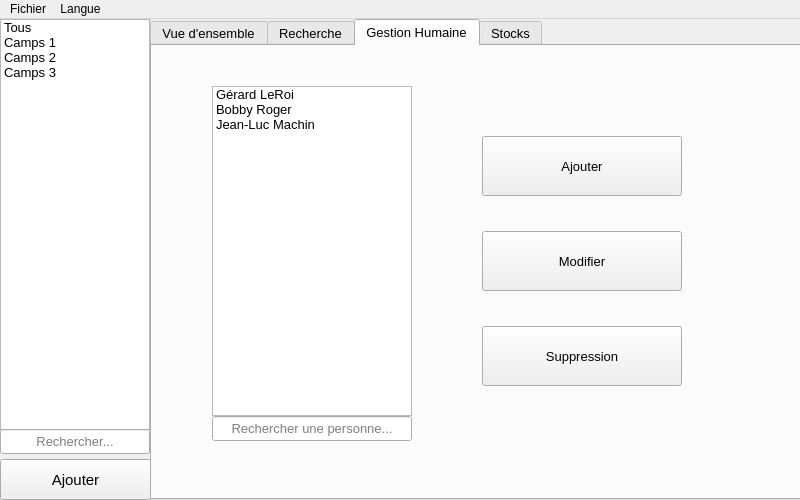
Above: mainwin.ui from limalayla/PadID_Humanitaire before the change. Below: the same form after it.
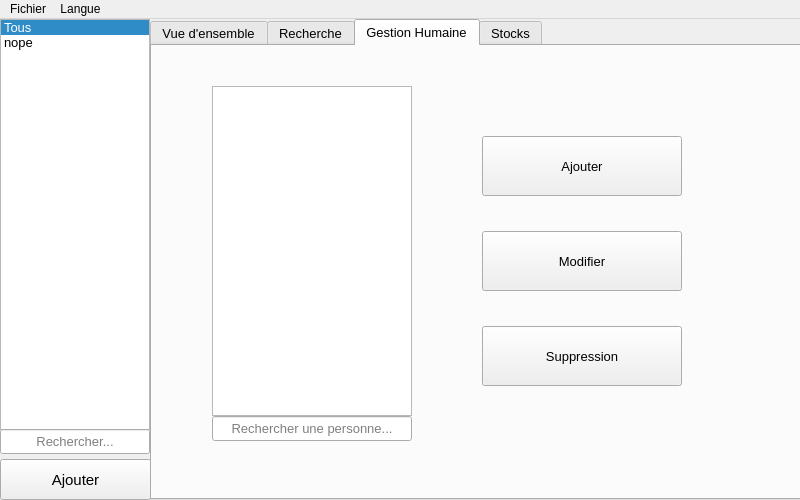
That is the form after the change. The open tabs and pages were chosen to show the change.

Diff of the .ui file:
```diff
--- a/mainwin.ui
+++ b/mainwin.ui
@@ -653,21 +653,6 @@
         <height>330</height>
        </rect>
       </property>
-      <item>
-       <property name="text">
-        <string>Gérard LeRoi</string>
-       </property>
-      </item>
-      <item>
-       <property name="text">
-        <string>Bobby Roger</string>
-       </property>
-      </item>
-      <item>
-       <property name="text">
-        <string>Jean-Luc Machin</string>
-       </property>
-      </item>
      </widget>
      <widget class="QPushButton" name="btn_gestionAjout">
       <property name="geometry">
@@ -1123,6 +1108,12 @@
       <pointsize>10</pointsize>
      </font>
     </property>
+    <property name="currentRow">
+     <number>0</number>
+    </property>
+    <property name="sortingEnabled">
+     <bool>false</bool>
+    </property>
     <item>
      <property name="text">
       <string>Tous</string>
@@ -1130,17 +1121,7 @@
     </item>
     <item>
      <property name="text">
-      <string>Camps 1</string>
-     </property>
-    </item>
-    <item>
-     <property name="text">
-      <string>Camps 2</string>
-     </property>
-    </item>
-    <item>
-     <property name="text">
-      <string>Camps 3</string>
+      <string>nope</string>
      </property>
     </item>
    </widget>
```
Left out of the diff: 97 changed lines with no effect on the pictures.
